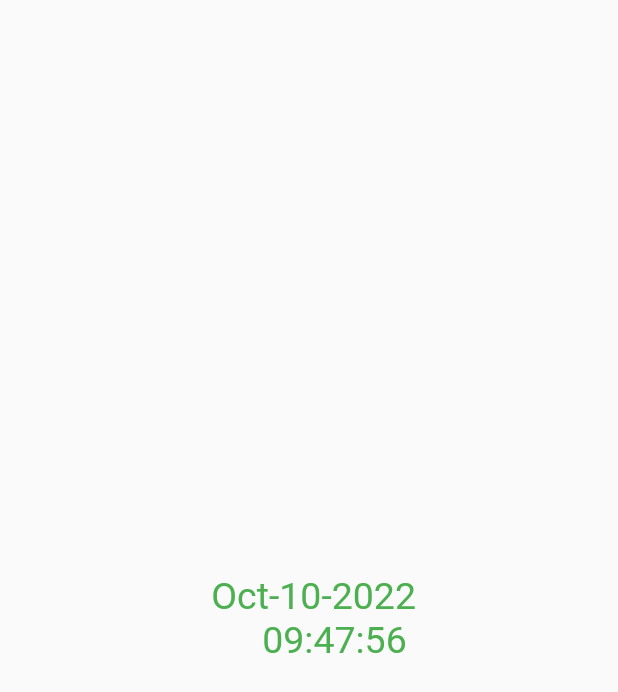
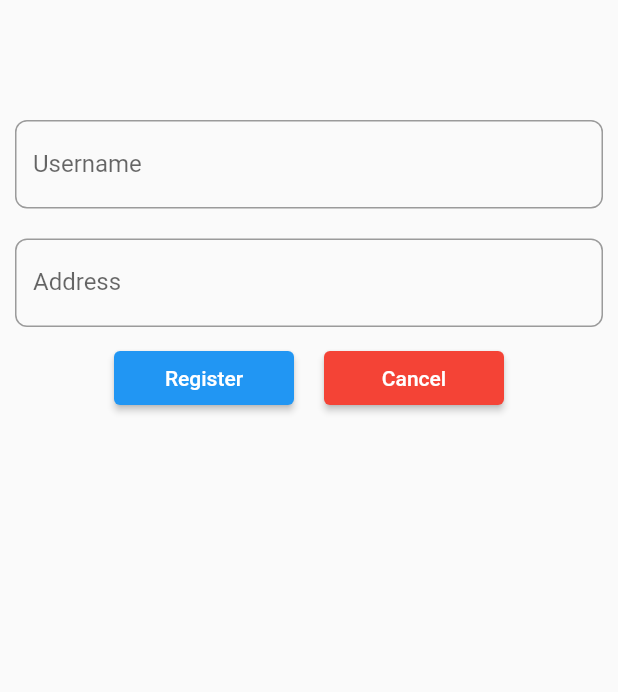
Before and after one commit to NamTranDinh/FlutterFresher, a Flutter app: the screen it shows after launch, on a phone screen of 412 x 824 dp. Shown: the top 692 px of the screen. Run offline on Flutter 3.47's test engine with Material 2 defaults, Android fonts, the light colour scheme and no system bars; our stand-ins replace date_format.

Commit message:
RegisterForm.dart

```diff
--- /dev/null
+++ b/lib/Form/RegisterForm.dart
@@ -0,0 +1,118 @@
+import 'package:flutter/material.dart';
+
+import 'UserModel.dart';
+
+class RegisterForm extends StatefulWidget {
+  @override
+  State<RegisterForm> createState() => _RegisterFormState();
+}
+
+class _RegisterFormState extends State<RegisterForm> {
+
+  late UserModel _model = UserModel(username: '', address: '');
+  final List<UserModel> _lisUsers = <UserModel>[];
+
+  final GlobalKey<ScaffoldMessengerState> _scaffoldMessengerKey = GlobalKey<ScaffoldMessengerState>();
+
+  final _UserNameController = TextEditingController();
+  final _AddressController = TextEditingController();
+
+  @override
+  Widget build(BuildContext context) {
+    return MaterialApp(
+      title: 'This is register form',
+      home: Scaffold(
+        key: _scaffoldMessengerKey,
+        body: SafeArea(
+          child: Column(
+            mainAxisAlignment: MainAxisAlignment.start,
+            children: [
+              Container(
+                  margin: const EdgeInsets.only(top: 80, left: 10, bottom: 10, right: 10),
+                  child: TextField(
+                    controller: _UserNameController,
+                    onChanged: (value) => setState(() {
+                      _model.username = value;
+                    }),
+                    decoration: const InputDecoration(
+                      labelText: 'Username',
+                      border: OutlineInputBorder(borderRadius: BorderRadius.all(Radius.circular(8))),
+                    ),
+                  )
+              ),
+              Container(
+                  margin: const EdgeInsets.only(top: 10, left: 10, bottom: 10, right: 10),
+                  child: TextField(
+                    controller: _AddressController,
+                    onChanged: (value) => setState(() {
+                      _model.address = value;
+                    }),
+                    decoration:const InputDecoration(
+                      labelText: 'Address',
+                      border: OutlineInputBorder(borderRadius: BorderRadius.all(Radius.circular(8))),
+                    ),
+                  )
+              ),
+              Row(
+                mainAxisAlignment: MainAxisAlignment.center,
+                children: [
+                  Container(
+                    margin: const EdgeInsets.symmetric(horizontal: 10),
+                    child: ElevatedButton(
+                      style: ElevatedButton.styleFrom(
+                          fixedSize: const Size.fromWidth(120)
+                      ),
+                      onPressed: () {
+                        setState(() {
+                          _lisUsers.add(_model);
+                          _model = UserModel(username: '', address: '');
+                          _UserNameController.text = '';
+                          _AddressController.text = '';
+                        });
+                      },
+                      child: const Text('Register'),
+                    ),
+                  ),
+                  Container(
+                    margin: const EdgeInsets.symmetric(horizontal: 10),
+                    child: ElevatedButton(
+                      style: ElevatedButton.styleFrom(
+                        backgroundColor: Colors.red,
+                        fixedSize: const Size.fromWidth(120)
+                      ),
+                      onPressed: () {
+
+                      },
+                      child: const Text('Cancel'),
+                    ),
+                  ),
+                ],
+              ),
+              Column(
+                  children:
+                  _lisUsers.map((eachUser){
+                    return ListTile(
+                      leading: const Icon(Icons.access_alarm),
+                      title:  Text(eachUser.username),
+                      subtitle: Text(eachUser.address),
+                      onTap: () {
+                        print('Tapped item ${eachUser.username}');
+                      },
+                    );
+                  }).toList()
+              ),
+            ],
+          ),
+        ),
+      ),
+    );
+  }
+}
+
+String getListUsers(List<UserModel> list){
+    for(UserModel model in list){
+      print(model.username);
+    }
+
+    return "";
+}
--- /dev/null
+++ b/lib/Form/UserModel.dart
@@ -0,0 +1,6 @@
+class UserModel{
+  String username;
+  String address;
+
+  UserModel({required this.username, required this.address});
+}
--- a/lib/main.dart
+++ b/lib/main.dart
@@ -1,8 +1,9 @@
 import 'package:flutter/cupertino.dart';
 import 'DateTimeCLass.dart';
+import 'Form/RegisterForm.dart';
 
 void main() {
   runApp(
-      DateTimeCLass()
+      RegisterForm()
   );
 }
```
